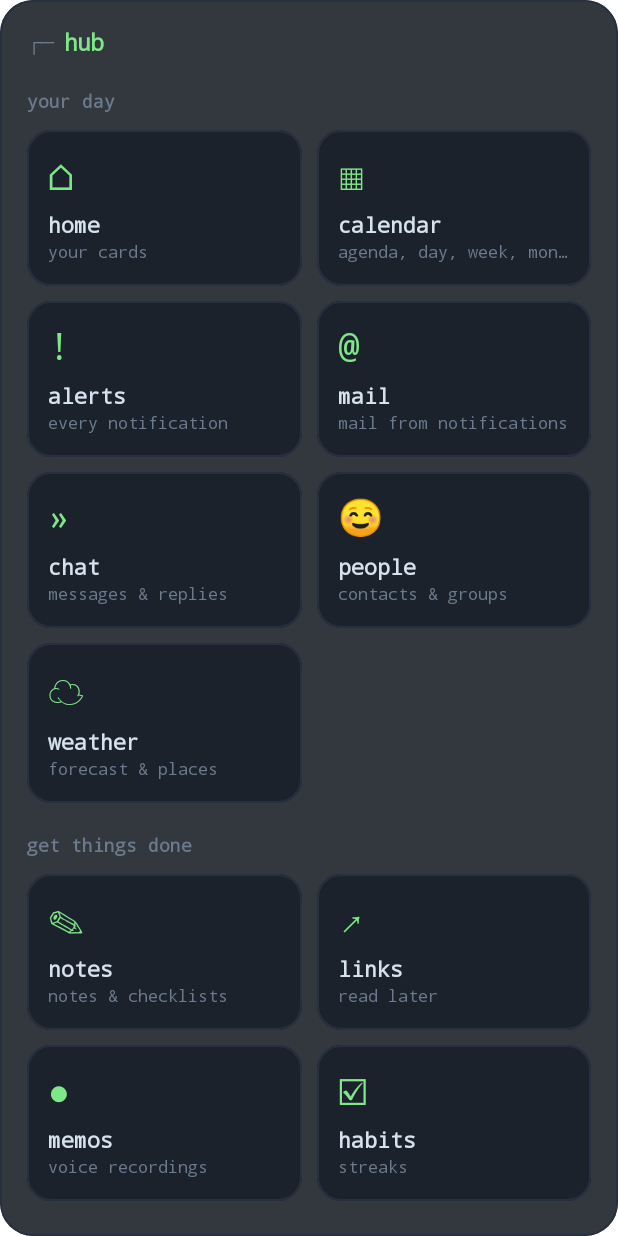
After one commit to TheSwagInDisguise/foldterm, an Android app built with Jetpack Compose: the composable HubScreen shown on its own in the app's theme, on a phone screen of 412 x 824 dp. The commit adds this screen. Run offline under Robolectric (Android 15) with nearby library versions, the phone set to English and light mode, and no system bars.

Commit message:
0.59.0: hub
A Hub pane (⋯ in the sidebar, `cd hub`) shows every section as a tile,
grouped into your day, get things done, play & listen, and phone, each with
a one-line description. With everything reachable from the hub you can trim
the sidebar to your favourites in Settings -> sidebar.

```diff
--- a/app/src/main/java/dev/foldterm/launcher/LauncherViewModel.kt
+++ b/app/src/main/java/dev/foldterm/launcher/LauncherViewModel.kt
@@ -73,6 +73,7 @@ import java.util.Locale
 
 /** Highlights shown in the console after updating to a version. */
 private val WHATS_NEW = mapOf(
+    "0.59.0" to listOf("Hub: every section as a tile (⋯ in the sidebar, or `cd hub`) — trim the sidebar in Settings without losing anything"),
     "0.58.0" to listOf("Voice memos pane: record, play, share and delete (`memo`)"),
     "0.57.0" to listOf("Tools pane: compass, bubble level, dice, coin and tally", "`roll 2d6`, `flip`"),
     "0.56.0" to listOf("`translate es good morning`", "`price btc` in your currency", "stopwatch card with laps for Home and cover"),
--- a/app/src/main/java/dev/foldterm/launcher/Section.kt
+++ b/app/src/main/java/dev/foldterm/launcher/Section.kt
@@ -18,6 +18,7 @@ fun orderedSections(order: List<String>): List<Section> {
 
 enum class Section(val id: String, val title: String, val glyph: String) {
     HOME("home", "Home", "⌂"),
+    HUB("hub", "Hub", "⋯"),
     CHAT("chat", "Chat", "»"),
     MAIL("mail", "Mail", "@"),
     CALENDAR("cal", "Calendar", "▦"),
@@ -71,6 +72,7 @@ enum class Section(val id: String, val title: String, val glyph: String) {
                     "podcast", "pods" -> PODCASTS
                     "compass", "level", "dice", "tool" -> TOOLS
                     "memo", "voice", "record", "recorder" -> MEMOS
+                    "more", "all", "sections" -> HUB
                     else -> null
                 }
         }
--- a/app/src/main/java/dev/foldterm/launcher/ui/Root.kt
+++ b/app/src/main/java/dev/foldterm/launcher/ui/Root.kt
@@ -120,6 +120,7 @@ import dev.foldterm.launcher.ui.screens.LinksScreen
 import dev.foldterm.launcher.ui.screens.PodcastsScreen
 import dev.foldterm.launcher.ui.screens.ToolsScreen
 import dev.foldterm.launcher.ui.screens.MemosScreen
+import dev.foldterm.launcher.ui.screens.HubScreen
 import dev.foldterm.launcher.ui.screens.WeatherScreen
 import dev.foldterm.launcher.ui.screens.MediaScreen
 import dev.foldterm.launcher.ui.screens.NotificationCentre
@@ -431,6 +432,7 @@ private fun SectionContent(vm: LauncherViewModel, section: Section, modifier: Mo
             Section.PODCASTS -> PodcastsScreen(vm)
             Section.TOOLS -> ToolsScreen(vm)
             Section.MEMOS -> MemosScreen(vm)
+            Section.HUB -> HubScreen(vm)
             Section.WIDGETS -> WidgetsScreen(vm)
             Section.SETTINGS -> SettingsScreen(vm)
         }
--- /dev/null
+++ b/app/src/main/java/dev/foldterm/launcher/ui/screens/HubScreen.kt
@@ -0,0 +1,79 @@
+package dev.foldterm.launcher.ui.screens
+
+import androidx.compose.foundation.background
+import androidx.compose.foundation.border
+import androidx.compose.foundation.clickable
+import androidx.compose.foundation.layout.Arrangement
+import androidx.compose.foundation.layout.Column
+import androidx.compose.foundation.layout.Spacer
+import androidx.compose.foundation.layout.fillMaxSize
+import androidx.compose.foundation.layout.fillMaxWidth
+import androidx.compose.foundation.layout.height
+import androidx.compose.foundation.layout.padding
+import androidx.compose.foundation.lazy.grid.GridCells
+import androidx.compose.foundation.lazy.grid.GridItemSpan
+import androidx.compose.foundation.lazy.grid.LazyVerticalGrid
+import androidx.compose.foundation.shape.RoundedCornerShape
+import androidx.compose.runtime.Composable
+import androidx.compose.ui.Modifier
+import androidx.compose.ui.draw.clip
+import androidx.compose.ui.text.font.FontWeight
+import androidx.compose.ui.unit.dp
+import androidx.compose.ui.unit.sp
+import dev.foldterm.launcher.LauncherViewModel
+import dev.foldterm.launcher.Section
+import dev.foldterm.launcher.ui.LocalTerm
+import dev.foldterm.launcher.ui.Panel
+import dev.foldterm.launcher.ui.T
+
+private val GROUPS = listOf(
+    "your day" to listOf(Section.HOME, Section.CALENDAR, Section.NOTIFS, Section.MAIL, Section.CHAT, Section.PEOPLE, Section.WEATHER),
+    "get things done" to listOf(Section.NOTES, Section.LINKS, Section.MEMOS, Section.HABITS, Section.MONEY, Section.FOCUS),
+    "play & listen" to listOf(Section.MEDIA, Section.RADIO, Section.PODCASTS, Section.NEWS, Section.PHOTOS, Section.GAMES),
+    "phone" to listOf(Section.CONTROLS, Section.USAGE, Section.HEALTH, Section.TOOLS, Section.WIDGETS, Section.SETTINGS),
+)
+
+private val BLURBS = mapOf(
+    Section.HOME to "your cards", Section.CALENDAR to "agenda, day, week, month", Section.NOTIFS to "every notification",
+    Section.MAIL to "mail from notifications", Section.CHAT to "messages & replies", Section.PEOPLE to "contacts & groups",
+    Section.WEATHER to "forecast & places", Section.NOTES to "notes & checklists", Section.LINKS to "read later",
+    Section.MEMOS to "voice recordings", Section.HABITS to "streaks", Section.MONEY to "spending & budget",
+    Section.FOCUS to "distraction-free timer", Section.MEDIA to "now playing", Section.RADIO to "internet radio",
+    Section.PODCASTS to "episodes", Section.NEWS to "rss headlines", Section.PHOTOS to "recent & albums",
+    Section.GAMES to "serpent, mines, typer", Section.CONTROLS to "quick settings", Section.USAGE to "screen time",
+    Section.HEALTH to "steps & vitals", Section.TOOLS to "compass, level, dice", Section.WIDGETS to "android widgets",
+    Section.SETTINGS to "make it yours",
+)
+
+/** Every section as a tile, grouped, so the sidebar can stay short. */
+@Composable
+fun HubScreen(vm: LauncherViewModel) {
+    val t = LocalTerm.current
+    Panel(Modifier.fillMaxSize(), title = "hub") {
+        LazyVerticalGrid(
+            columns = GridCells.Adaptive(170.dp),
+            modifier = Modifier.fillMaxSize(),
+            horizontalArrangement = Arrangement.spacedBy(10.dp),
+            verticalArrangement = Arrangement.spacedBy(10.dp),
+        ) {
+            GROUPS.forEach { (title, sections) ->
+                item(key = "h_$title", span = { GridItemSpan(maxLineSpan) }) {
+                    T(title, color = t.dim, size = 12.sp, weight = FontWeight.Bold, modifier = Modifier.padding(top = 10.dp))
+                }
+                sections.forEach { s ->
+                    item(key = s.id) {
+                        Column(
+                            Modifier.fillMaxWidth().clip(RoundedCornerShape(16.dp)).background(t.panelAlt)
+                                .border(1.dp, t.border, RoundedCornerShape(16.dp)).clickable { vm.go(s) }.padding(14.dp),
+                        ) {
+                            T(s.glyph, color = t.accent, size = 24.sp)
+                            Spacer(Modifier.height(6.dp))
+                            T(s.title.lowercase(), weight = FontWeight.Bold)
+                            T(BLURBS[s] ?: "", color = t.dim, size = 11.sp, maxLines = 1)
+                        }
+                    }
+                }
+            }
+        }
+    }
+}
```
Also changed, not shown: 2 other files.
